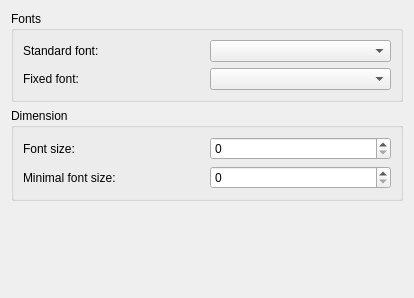
Before: the Qt Designer form src/settings/settings_fonts.ui in KDE/rekonq, drawn with Qt 5.
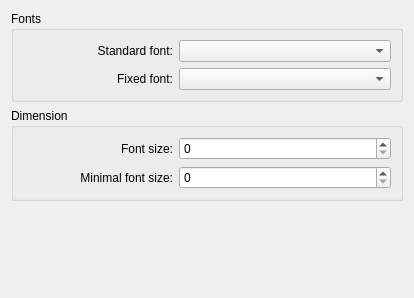
After: the same form once the commit is applied. Custom widgets are drawn as their Qt base class.

Commit message: Right align all labels to confirm to the KDE4 HIG.

```diff
--- a/src/settings/settings_fonts.ui
+++ b/src/settings/settings_fonts.ui
@@ -19,30 +19,70 @@
      <property name="title">
       <string>Fonts</string>
      </property>
-     <layout class="QVBoxLayout" name="verticalLayout">
-      <item>
-       <layout class="QGridLayout" name="gridLayout">
+     <layout class="QFormLayout" name="formLayout">
         <item row="0" column="0">
          <widget class="QLabel" name="label">
+        <property name="sizePolicy">
+         <sizepolicy hsizetype="Maximum" vsizetype="Preferred">
+          <horstretch>0</horstretch>
+          <verstretch>0</verstretch>
+         </sizepolicy>
+        </property>
+        <property name="minimumSize">
+         <size>
+          <width>150</width>
+          <height>0</height>
+         </size>
+        </property>
           <property name="text">
            <string>Standard font:</string>
           </property>
+        <property name="alignment">
+         <set>Qt::AlignRight|Qt::AlignTrailing|Qt::AlignVCenter</set>
+        </property>
+       </widget>
+      </item>
+      <item row="0" column="1">
+       <widget class="KFontComboBox" name="kcfg_standardFont">
+        <property name="sizePolicy">
+         <sizepolicy hsizetype="Expanding" vsizetype="Fixed">
+          <horstretch>0</horstretch>
+          <verstretch>0</verstretch>
+         </sizepolicy>
+        </property>
          </widget>
         </item>
         <item row="1" column="0">
          <widget class="QLabel" name="label_2">
+        <property name="sizePolicy">
+         <sizepolicy hsizetype="Maximum" vsizetype="Preferred">
+          <horstretch>0</horstretch>
+          <verstretch>0</verstretch>
+         </sizepolicy>
+        </property>
+        <property name="minimumSize">
+         <size>
+          <width>150</width>
+          <height>0</height>
+         </size>
+        </property>
           <property name="text">
            <string>Fixed font:</string>
           </property>
+        <property name="alignment">
+         <set>Qt::AlignRight|Qt::AlignTrailing|Qt::AlignVCenter</set>
+        </property>
          </widget>
         </item>
         <item row="1" column="1">
-         <widget class="KFontComboBox" name="kcfg_fixedFont"/>
-        </item>
-        <item row="0" column="1">
-         <widget class="KFontComboBox" name="kcfg_standardFont"/>
-        </item>
-       </layout>
+       <widget class="KFontComboBox" name="kcfg_fixedFont">
+        <property name="sizePolicy">
+         <sizepolicy hsizetype="Expanding" vsizetype="Fixed">
+          <horstretch>0</horstretch>
+          <verstretch>0</verstretch>
+         </sizepolicy>
+        </property>
+       </widget>
       </item>
      </layout>
     </widget>
@@ -52,34 +92,70 @@
      <property name="title">
       <string>Dimension</string>
      </property>
-     <layout class="QVBoxLayout" name="verticalLayout_2">
-      <item>
-       <layout class="QHBoxLayout" name="horizontalLayout">
-        <item>
+     <layout class="QFormLayout" name="formLayout_2">
+      <item row="0" column="0">
          <widget class="QLabel" name="label_3">
+        <property name="sizePolicy">
+         <sizepolicy hsizetype="Preferred" vsizetype="Preferred">
+          <horstretch>0</horstretch>
+          <verstretch>0</verstretch>
+         </sizepolicy>
+        </property>
+        <property name="minimumSize">
+         <size>
+          <width>150</width>
+          <height>0</height>
+         </size>
+        </property>
           <property name="text">
            <string>Font size:</string>
           </property>
-         </widget>
-        </item>
-        <item>
-         <widget class="QSpinBox" name="kcfg_fontSize"/>
-        </item>
-       </layout>
-      </item>
-      <item>
-       <layout class="QHBoxLayout" name="horizontalLayout2">
-        <item>
+        <property name="alignment">
+         <set>Qt::AlignRight|Qt::AlignTrailing|Qt::AlignVCenter</set>
+        </property>
+       </widget>
+      </item>
+      <item row="0" column="1">
+       <widget class="QSpinBox" name="kcfg_fontSize">
+        <property name="sizePolicy">
+         <sizepolicy hsizetype="Expanding" vsizetype="Fixed">
+          <horstretch>0</horstretch>
+          <verstretch>0</verstretch>
+         </sizepolicy>
+        </property>
+       </widget>
+      </item>
+      <item row="1" column="0">
          <widget class="QLabel" name="label_4">
+        <property name="sizePolicy">
+         <sizepolicy hsizetype="Preferred" vsizetype="Preferred">
+          <horstretch>0</horstretch>
+          <verstretch>0</verstretch>
+         </sizepolicy>
+        </property>
+        <property name="minimumSize">
+         <size>
+          <width>150</width>
+          <height>0</height>
+         </size>
+        </property>
           <property name="text">
            <string>Minimal font size:</string>
           </property>
-         </widget>
-        </item>
-        <item>
-         <widget class="QSpinBox" name="kcfg_minFontSize"/>
-        </item>
-       </layout>
+        <property name="alignment">
+         <set>Qt::AlignRight|Qt::AlignTrailing|Qt::AlignVCenter</set>
+        </property>
+       </widget>
+      </item>
+      <item row="1" column="1">
+       <widget class="QSpinBox" name="kcfg_minFontSize">
+        <property name="sizePolicy">
+         <sizepolicy hsizetype="Expanding" vsizetype="Fixed">
+          <horstretch>0</horstretch>
+          <verstretch>0</verstretch>
+         </sizepolicy>
+        </property>
+       </widget>
       </item>
      </layout>
     </widget>
```
Lines whose indentation alone changed are shown as unchanged. The commit also changes 3 other files.
